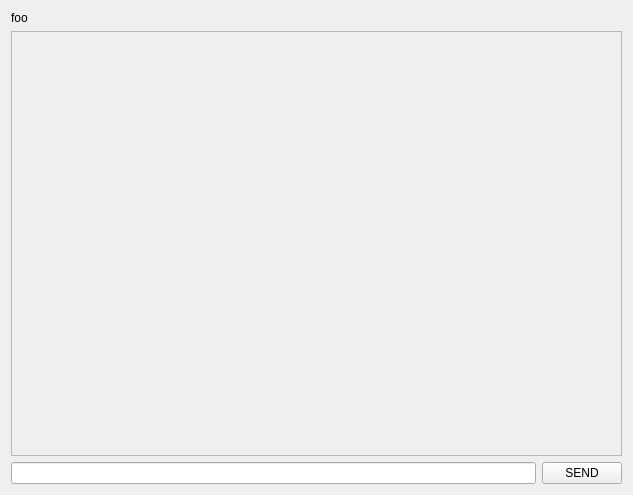
First picture: the form in sessiontab.ui, repository sundw2014/chat_P2P, before the edit.
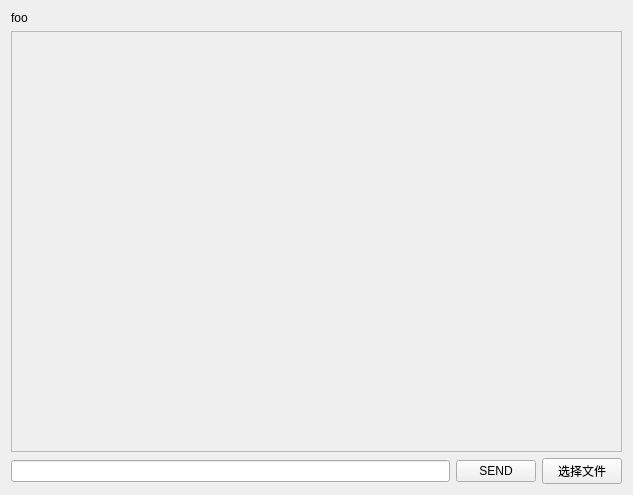
Second picture: the form after the edit.

Commit message: fix file select bug and file suffix bug

What changed in the file:
```diff
--- a/sessiontab.ui
+++ b/sessiontab.ui
@@ -43,7 +43,7 @@
         <x>0</x>
         <y>0</y>
         <width>613</width>
-        <height>415</height>
+        <height>422</height>
        </rect>
       </property>
      </widget>
@@ -61,6 +61,13 @@
        </property>
       </widget>
      </item>
+     <item>
+      <widget class="QPushButton" name="pushButton_selectFile">
+       <property name="text">
+        <string>选择文件</string>
+       </property>
+      </widget>
+     </item>
     </layout>
    </item>
   </layout>
```
The commit also changes 3 other files.
